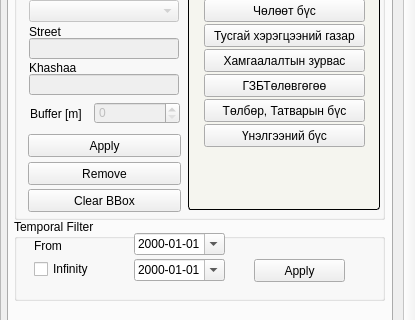
Above: view/NavigatorWidget.ui from teamlm2/lm2_mgis before the change; both pictures show x 0 to 415 and y 268 to 588 of the 415 by 712 pixel window. Below: the same form after it.
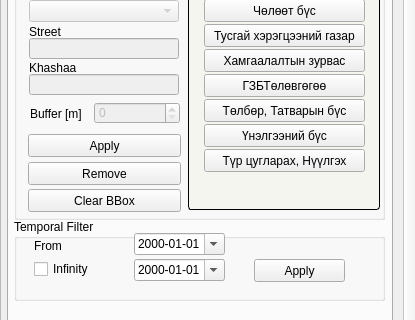
That is the form after the change.

```diff
--- a/view/NavigatorWidget.ui
+++ b/view/NavigatorWidget.ui
@@ -604,6 +604,19 @@
            <string>Үнэлгээний бүс</string>
           </property>
          </widget>
+         <widget class="QPushButton" name="to_cancel_button">
+          <property name="geometry">
+           <rect>
+            <x>16</x>
+            <y>240</y>
+            <width>161</width>
+            <height>23</height>
+           </rect>
+          </property>
+          <property name="text">
+           <string>Түр цугларах, Нүүлгэх</string>
+          </property>
+         </widget>
         </widget>
        </widget>
        <widget class="QGroupBox" name="groupBox_6">
```
